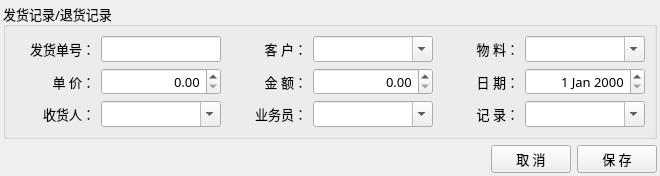
archsh/quickexcel, file ui/FormDelivery.ui: the form before one commit.
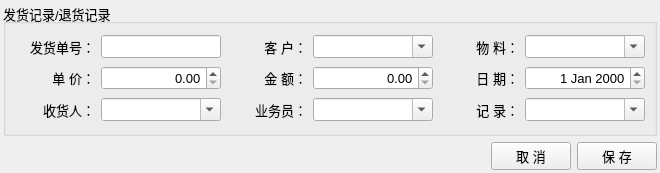
The form after the commit.

What changed in the file:
```diff
--- a/ui/FormDelivery.ui
+++ b/ui/FormDelivery.ui
@@ -12,7 +12,7 @@
   </property>
   <property name="font">
    <font>
-    <family>微软雅黑</family>
+    
     <pointsize>10</pointsize>
    </font>
   </property>
```
